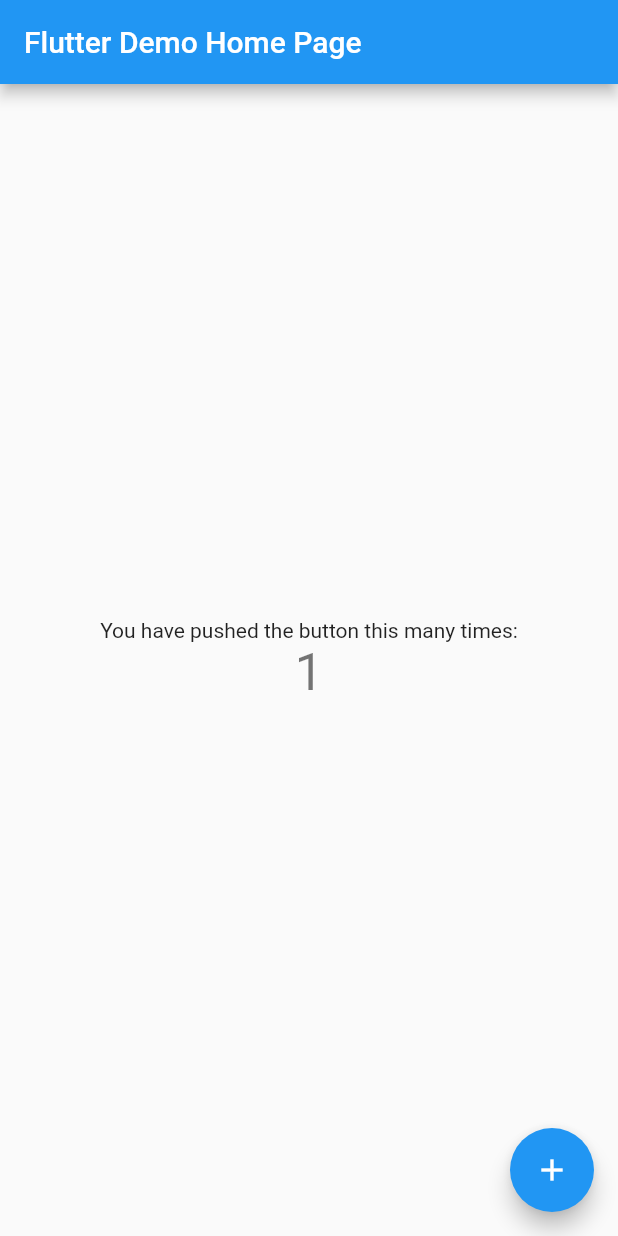
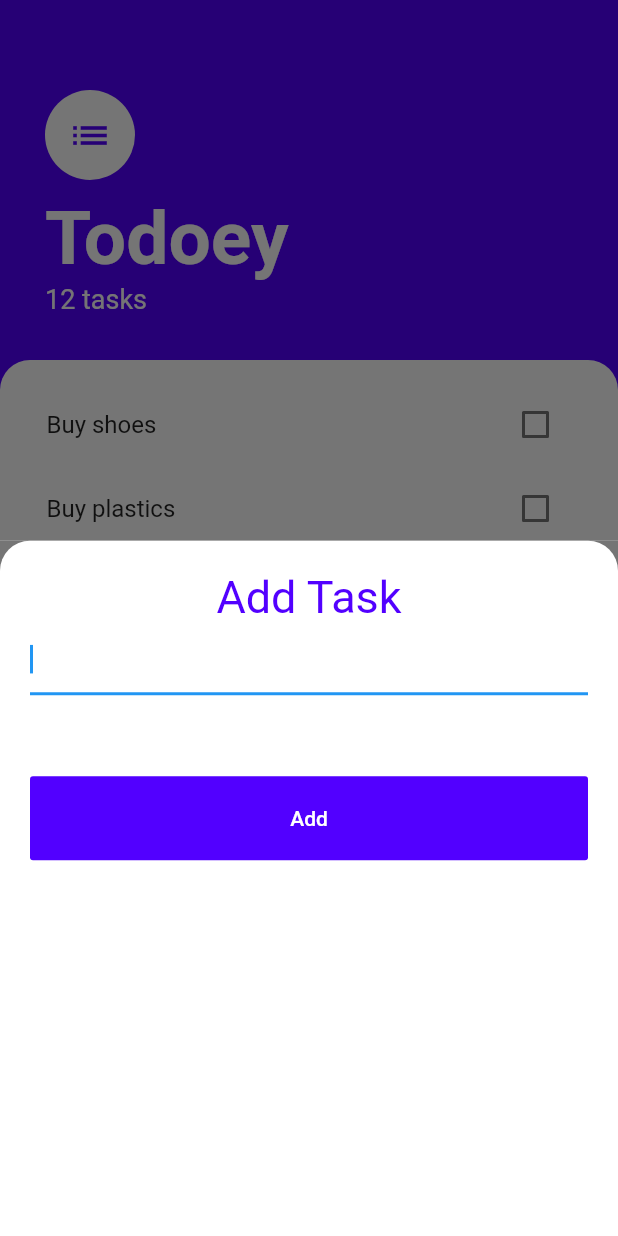
Before and after one commit to tanaybanerjeedeveloper/todoey, a Flutter app: the screen it shows after launch, after a tap on the "add" icon, on a phone screen of 412 x 824 dp. Run offline on Flutter 3.47's test engine with Material 2 defaults, Android fonts, the phone set to English and light mode, and no system bars.

Commit message:
added provider package

```diff
--- a/lib/main.dart
+++ b/lib/main.dart
@@ -1,4 +1,7 @@
 import 'package:flutter/material.dart';
+import 'package:provider/provider.dart';
+import './screens/home_page.dart';
+import './models/task_data.dart';
 
 void main() {
   runApp(MyApp());
@@ -8,106 +11,17 @@
   // This widget is the root of your application.
   @override
   Widget build(BuildContext context) {
-    return MaterialApp(
-      title: 'Flutter Demo',
-      theme: ThemeData(
-        // This is the theme of your application.
-        //
-        // Try running your application with "flutter run". You'll see the
-        // application has a blue toolbar. Then, without quitting the app, try
-        // changing the primarySwatch below to Colors.green and then invoke
-        // "hot reload" (press "r" in the console where you ran "flutter run",
-        // or simply save your changes to "hot reload" in a Flutter IDE).
-        // Notice that the counter didn't reset back to zero; the application
-        // is not restarted.
-        primarySwatch: Colors.blue,
+    return ChangeNotifierProvider(
+      create: (context) => TaskData(),
+      child: MaterialApp(
+        title: 'Flutter Demo',
+        theme: ThemeData(
+          primaryColor: Color(0XFF5200ff),
+          accentColor: Colors.white,
+          scaffoldBackgroundColor: Color(0XFF5200ff),
+        ),
+        home: MyHomePage(),
       ),
-      home: MyHomePage(title: 'Flutter Demo Home Page'),
     );
   }
 }
-
-class MyHomePage extends StatefulWidget {
-  MyHomePage({Key key, this.title}) : super(key: key);
-
-  // This widget is the home page of your application. It is stateful, meaning
-  // that it has a State object (defined below) that contains fields that affect
-  // how it looks.
-
-  // This class is the configuration for the state. It holds the values (in this
-  // case the title) provided by the parent (in this case the App widget) and
-  // used by the build method of the State. Fields in a Widget subclass are
-  // always marked "final".
-
-  final String title;
-
-  @override
-  _MyHomePageState createState() => _MyHomePageState();
-}
-
-class _MyHomePageState extends State<MyHomePage> {
-  int _counter = 0;
-
-  void _incrementCounter() {
-    setState(() {
-      // This call to setState tells the Flutter framework that something has
-      // changed in this State, which causes it to rerun the build method below
-      // so that the display can reflect the updated values. If we changed
-      // _counter without calling setState(), then the build method would not be
-      // called again, and so nothing would appear to happen.
-      _counter++;
-    });
-  }
-
-  @override
-  Widget build(BuildContext context) {
-    // This method is rerun every time setState is called, for instance as done
-    // by the _incrementCounter method above.
-    //
-    // The Flutter framework has been optimized to make rerunning build methods
-    // fast, so that you can just rebuild anything that needs updating rather
-    // than having to individually change instances of widgets.
-    return Scaffold(
-      appBar: AppBar(
-        // Here we take the value from the MyHomePage object that was created by
-        // the App.build method, and use it to set our appbar title.
-        title: Text(widget.title),
-      ),
-      body: Center(
-        // Center is a layout widget. It takes a single child and positions it
-        // in the middle of the parent.
-        child: Column(
-          // Column is also a layout widget. It takes a list of children and
-          // arranges them vertically. By default, it sizes itself to fit its
-          // children horizontally, and tries to be as tall as its parent.
-          //
-          // Invoke "debug painting" (press "p" in the console, choose the
-          // "Toggle Debug Paint" action from the Flutter Inspector in Android
-          // Studio, or the "Toggle Debug Paint" command in Visual Studio Code)
-          // to see the wireframe for each widget.
-          //
-          // Column has various properties to control how it sizes itself and
-          // how it positions its children. Here we use mainAxisAlignment to
-          // center the children vertically; the main axis here is the vertical
-          // axis because Columns are vertical (the cross axis would be
-          // horizontal).
-          mainAxisAlignment: MainAxisAlignment.center,
-          children: <Widget>[
-            Text(
-              'You have pushed the button this many times:',
-            ),
-            Text(
-              '$_counter',
-              style: Theme.of(context).textTheme.headline4,
-            ),
-          ],
-        ),
-      ),
-      floatingActionButton: FloatingActionButton(
-        onPressed: _incrementCounter,
-        tooltip: 'Increment',
-        child: Icon(Icons.add),
-      ), // This trailing comma makes auto-formatting nicer for build methods.
-    );
-  }
-}
--- /dev/null
+++ b/lib/models/task.dart
@@ -0,0 +1,8 @@
+import 'package:flutter/cupertino.dart';
+
+class Task {
+  final String title;
+  bool isDone;
+
+  Task({@required this.title, this.isDone = false});
+}
--- /dev/null
+++ b/lib/models/task_data.dart
@@ -0,0 +1,21 @@
+import 'package:flutter/foundation.dart';
+import 'dart:collection';
+import 'task.dart';
+
+class TaskData extends ChangeNotifier {
+  var _tasks = [
+    Task(title: 'Buy shoes'),
+    Task(title: 'Buy plastics'),
+    Task(title: 'Buy groceries'),
+  ];
+
+  UnmodifiableListView<Task> get tasks {
+    return UnmodifiableListView(_tasks);
+  }
+
+  void addTask(String text) {
+    Task newTask = Task(title: text);
+    _tasks.add(newTask);
+    notifyListeners();
+  }
+}
--- /dev/null
+++ b/lib/screens/home_page.dart
@@ -0,0 +1,82 @@
+import 'package:flutter/material.dart';
+import 'package:provider/provider.dart';
+import 'package:todoey_app/models/task_data.dart';
+import '../widgets/task_add_form.dart';
+import '../widgets/task_widget_list.dart';
+
+class MyHomePage extends StatelessWidget {
+  @override
+  Widget build(BuildContext context) {
+    return Scaffold(
+      body: SafeArea(
+        child: Column(
+          crossAxisAlignment: CrossAxisAlignment.start,
+          children: [
+            Padding(
+              padding: EdgeInsets.only(
+                  top: 60.0, left: 30.0, right: 30.0, bottom: 30.0),
+              child: Column(
+                crossAxisAlignment: CrossAxisAlignment.start,
+                children: [
+                  CircleAvatar(
+                    child: Icon(
+                      Icons.list,
+                      size: 30.0,
+                      color: Theme.of(context).primaryColor,
+                    ),
+                    backgroundColor: Theme.of(context).accentColor,
+                    radius: 30.0,
+                  ),
+                  SizedBox(
+                    height: 10.0,
+                  ),
+                  Text(
+                    'Todoey',
+                    style: TextStyle(
+                      color: Theme.of(context).accentColor,
+                      fontSize: 50.0,
+                      fontWeight: FontWeight.w700,
+                    ),
+                  ),
+                  Text(
+                    '12 tasks',
+                    style: TextStyle(
+                      color: Theme.of(context).accentColor,
+                      fontSize: 18.0,
+                    ),
+                  ),
+                ],
+              ),
+            ),
+            Expanded(
+              child: Container(
+                padding: EdgeInsets.all(15.0),
+                width: double.infinity,
+                decoration: BoxDecoration(
+                  color: Theme.of(context).accentColor,
+                  borderRadius: BorderRadius.only(
+                    topLeft: Radius.circular(20.0),
+                    topRight: Radius.circular(20.0),
+                  ),
+                ),
+                child: TaskWidgetList(Provider.of<TaskData>(context).tasks),
+              ),
+            ),
+          ],
+        ),
+      ),
+      floatingActionButton: FloatingActionButton(
+          backgroundColor: Theme.of(context).primaryColor,
+          child: Icon(
+            Icons.add,
+            color: Theme.of(context).accentColor,
+          ),
+          onPressed: () {
+            showModalBottomSheet(
+              context: context,
+              builder: (context) => TaskAddForm(),
+            );
+          }),
+    );
+  }
+}
--- /dev/null
+++ b/lib/widgets/task_add_form.dart
@@ -0,0 +1,62 @@
+import 'package:flutter/material.dart';
+
+class TaskAddForm extends StatefulWidget {
+  @override
+  State<TaskAddForm> createState() => _TaskAddFormState();
+}
+
+class _TaskAddFormState extends State<TaskAddForm> {
+  @override
+  Widget build(BuildContext context) {
+    return Container(
+      color: Color(0xff757575),
+      child: Container(
+        padding: EdgeInsets.all(20.0),
+        decoration: BoxDecoration(
+          color: Colors.white,
+          borderRadius: BorderRadius.only(
+            topRight: Radius.circular(20.0),
+            topLeft: Radius.circular(20.0),
+          ),
+        ),
+        child: SingleChildScrollView(
+          child: Container(
+            height: 500,
+            child: Column(
+              crossAxisAlignment: CrossAxisAlignment.stretch,
+              children: [
+                Text(
+                  'Add Task',
+                  textAlign: TextAlign.center,
+                  style: TextStyle(
+                    color: Theme.of(context).primaryColor,
+                    fontSize: 30.0,
+                  ),
+                ),
+                TextField(
+                  autofocus: true,
+                  onChanged: (value) {},
+                ),
+                SizedBox(
+                  height: 54.0,
+                ),
+                FlatButton(
+                  onPressed: () {},
+                  padding:
+                      EdgeInsets.symmetric(vertical: 20.0, horizontal: 20.0),
+                  child: Text(
+                    'Add',
+                    style: TextStyle(
+                      color: Colors.white,
+                    ),
+                  ),
+                  color: Theme.of(context).primaryColor,
+                )
+              ],
+            ),
+          ),
+        ),
+      ),
+    );
+  }
+}
--- /dev/null
+++ b/lib/widgets/task_widget.dart
@@ -0,0 +1,20 @@
+import 'package:flutter/material.dart';
+
+class TaskWidget extends StatelessWidget {
+  final String title;
+  final bool isChecked;
+
+  TaskWidget({@required this.title, @required this.isChecked});
+
+  @override
+  Widget build(BuildContext context) {
+    return ListTile(
+      title: Text(title),
+      trailing: Checkbox(
+        onChanged: (_) {},
+        activeColor: Theme.of(context).primaryColor,
+        value: isChecked,
+      ),
+    );
+  }
+}
--- /dev/null
+++ b/lib/widgets/task_widget_list.dart
@@ -0,0 +1,22 @@
+import 'package:flutter/material.dart';
+import '../models/task.dart';
+import 'task_widget.dart';
+
+class TaskWidgetList extends StatelessWidget {
+  final List<Task> tasks;
+
+  TaskWidgetList(this.tasks);
+
+  @override
+  Widget build(BuildContext context) {
+    return ListView.builder(
+      itemBuilder: (context, index) {
+        return TaskWidget(
+          title: tasks[index].title,
+          isChecked: tasks[index].isDone,
+        );
+      },
+      itemCount: tasks.length,
+    );
+  }
+}
--- a/pubspec.yaml
+++ b/pubspec.yaml
@@ -28,6 +28,7 @@
   # The following adds the Cupertino Icons font to your application.
   # Use with the CupertinoIcons class for iOS style icons.
   cupertino_icons: ^1.0.2
+  provider: ^6.0.2
 
 dev_dependencies:
   flutter_test:
```
Also changed, not shown: pubspec.lock.
